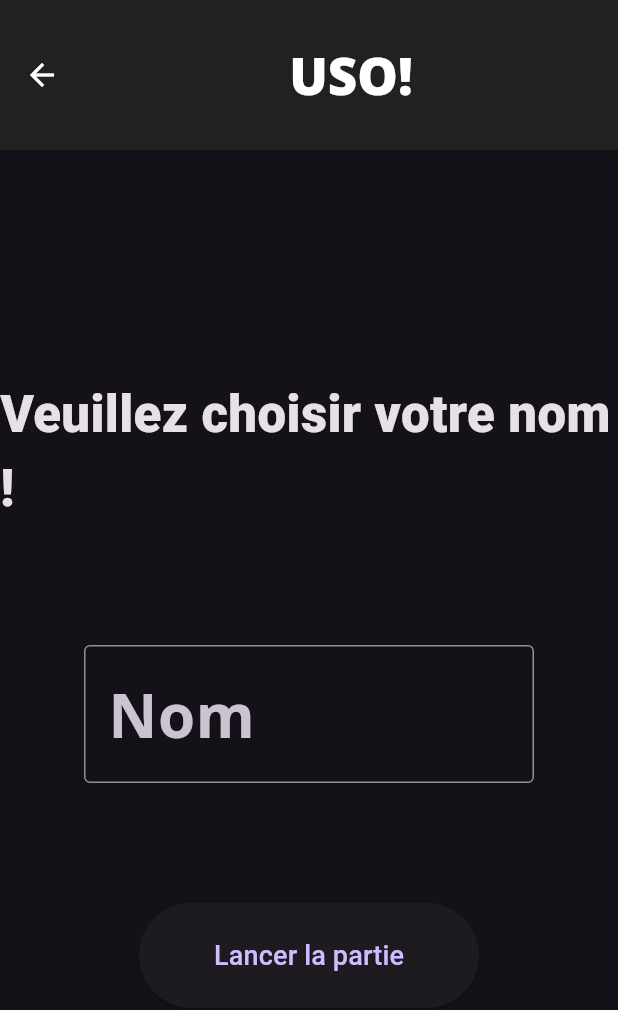
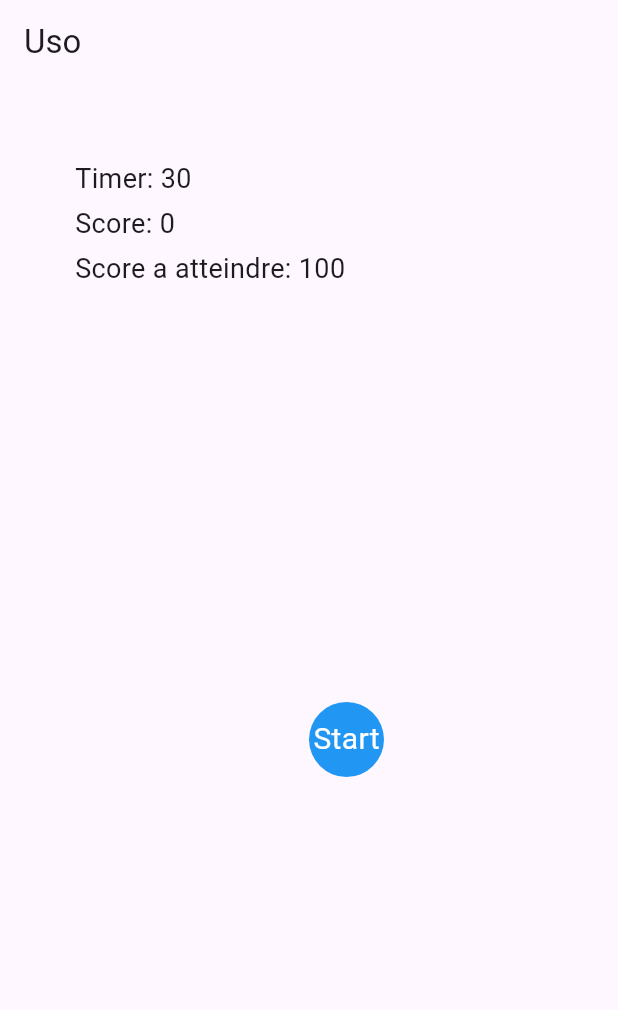
Before and after one commit to RomainMechain/USO, a Flutter app: the Connexion screen opened directly, after a tap on "Lancer la partie", on a phone screen of 412 x 824 dp. Shown: the top 1010 px of the screen. Run offline on Flutter 3.47's test engine with Material 3 defaults, Android fonts, the phone set to English and light mode, and no system bars; our stand-ins replace google_fonts, sqflite; accounts and stored records are empty.

Commit message:
ajout de la page Cercle.dart et liaison avec page connexion.dart et score.dart en front mais pas en BD

```diff
--- /dev/null
+++ b/lib/UI/Pages/Cercle.dart
@@ -0,0 +1,262 @@
+import 'dart:async';
+import 'dart:math';
+
+import 'package:flutter/material.dart';
+import 'score.dart';
+
+
+
+class PageCercle extends StatelessWidget {
+  @override
+  Widget build(BuildContext context) {
+    return MaterialApp(
+      home: Scaffold(
+        appBar: AppBar(
+          title: Text('Uso'),
+        ),
+        body: Center(
+          child: CercleWidget(),
+        ),
+      ),
+    );
+  }
+}
+
+class CercleWidget extends StatefulWidget {
+  @override
+  _CercleWidgetState createState() => _CercleWidgetState();
+}
+
+class _CercleWidgetState extends State<CercleWidget> {
+  final random = Random();
+  Offset _circlePosition = Offset(10, 10);
+  late int randomisation;
+  late Timer _timer;
+  int _start = 30; // Réduit le temps pour tester plus rapidement
+  bool _gameStarted = false;
+  int _score = 0;
+  int _scorefinal = 0;
+  int _scoreAAtteindre = 100;
+
+  @override
+  void initState() {
+    super.initState();
+    randomisation = random.nextInt(100) + 30;
+  }
+
+  void startTimer() {
+    _timer = Timer.periodic(
+      Duration(seconds: 1),
+          (Timer timer) {
+        if (!mounted) {
+          return;
+        }
+        if (_start == 0) {
+          setState(() {
+            timer.cancel();});
+          if (_score >= _scoreAAtteindre) {
+
+            _scorefinal += _score;
+            _WinGameOverDialog();
+            _start = 30;
+            _scoreAAtteindre = (_scoreAAtteindre * 1.2).toInt();
+            _gameStarted = false;
+            _score = 0;
+          } else {
+            setState(() {
+              _scorefinal += _score;
+              timer.cancel();
+              _showGameOverDialog(); // Affiche le dialog "Game Over"
+            });
+          }
+        } else {
+          setState(() {
+            _start--;
+          });
+        }
+      },
+    );
+  }
+
+  @override
+  void dispose() {
+    _timer.cancel();
+    super.dispose();
+  }
+
+  void _moveCircle(TapUpDetails details) {
+    if (_start == 0 && _score < _scoreAAtteindre) {
+      return; // Si le temps est écoulé, ne faites rien
+    }
+
+    if (!_gameStarted) {
+      _gameStarted = true;
+      startTimer(); // Démarre le chronomètre uniquement si le jeu a commencé
+    }
+
+    setState(() {
+      final screenWidth = MediaQuery.of(context).size.width;
+      final screenHeight = MediaQuery.of(context).size.height;
+      final circleRadius = randomisation;
+      final double navigationBarHeight = 50; // Remplacez par la hauteur réelle de votre barre de navigation
+      final double y = random.nextDouble() * (screenHeight - circleRadius * 2.5 - navigationBarHeight);
+      final double x = random.nextDouble() * (screenWidth - circleRadius * 2);
+      _circlePosition = Offset(x, y);
+      randomisation = random.nextInt(100) + 30;
+      _score += (150 - randomisation) ~/ 10; // Augmente le score en fonction de la taille du cercle
+
+
+    });
+  }
+
+  // Affiche un AlertDialog "Game Over" personnalisé
+  void _showGameOverDialog() {
+    showDialog(
+      context: context,
+      barrierDismissible: false,
+      builder: (BuildContext context) {
+        return AlertDialog(
+          title: const Text(
+            'Game over !',
+            textAlign: TextAlign.center,
+            style: TextStyle(fontSize: 24, fontWeight: FontWeight.bold),
+          ),
+          content: Text(
+            'Votre score est de $_scorefinal points.',
+            textAlign: TextAlign.center,
+            style: TextStyle(fontSize: 20),
+          ),
+
+          actions: [
+            TextButton(
+              onPressed: () {
+                // recommence le jeu
+                _start = 30;
+                _scoreAAtteindre = 100;
+                _gameStarted = false;
+                _score = 0;
+                _scorefinal = 0;
+                Navigator.of(context).pop(); // Ferme le dialog
+                setState(() {}); // Force le widget à se reconstruire
+              },
+              child: const Text(
+                'recommence',
+                style: TextStyle(fontSize: 18, fontWeight: FontWeight.bold),
+              ),
+            ),
+            TextButton(
+              onPressed: () {
+                // arrete le jeu et retourne à la page des regles
+                _timer.cancel();
+                Navigator.of(context).pop(); // Ferme le dialog
+                Navigator.push(
+                  context,
+                  MaterialPageRoute(builder: (context) => score()),
+                );
+              },
+              child: const Text(
+                'arretez le jeu',
+                style: TextStyle(fontSize: 18, fontWeight: FontWeight.bold),
+              ),
+            ),
+          ],
+        );
+      },
+    );
+  }
+
+  // Affiche un AlertDialog "Vous avez gagné !" personnalisé
+  void _WinGameOverDialog() {
+    showDialog(
+      context: context,
+      barrierDismissible: false,
+      builder: (BuildContext context) {
+        return AlertDialog(
+          title: const Text(
+            'Vous avez gagné !',
+            textAlign: TextAlign.center,
+            style: TextStyle(fontSize: 24, fontWeight: FontWeight.bold),
+          ),
+          content: Text(
+            'Votre avez atteint le score de $_scorefinal points.',
+            textAlign: TextAlign.center,
+            style: TextStyle(fontSize: 20),
+          ),
+          actions: [
+            TextButton(
+              onPressed: () {
+                Navigator.of(context).pop(); // Ferme le dialog
+              },
+              child: const Text(
+                'Passer au niveau suivant',
+                style: TextStyle(fontSize: 18, fontWeight: FontWeight.bold),
+              ),
+            ),
+          ],
+        );
+      },
+    );
+  }
+
+  @override
+  Widget build(BuildContext context) {
+    final screenWidth = MediaQuery.of(context).size.width;
+    final screenHeight = MediaQuery.of(context).size.height;
+
+    if (!_gameStarted) {
+      _circlePosition = Offset(screenWidth / 2, screenHeight / 2);
+    }
+    return GestureDetector(
+      onTapUp: _moveCircle,
+      child: Stack(
+        children: [
+          Positioned(
+            left: _circlePosition.dx,
+            top: _circlePosition.dy,
+            child: Container(
+              width: randomisation.toDouble(),
+              height: randomisation.toDouble(),
+              decoration: const BoxDecoration(
+                shape: BoxShape.circle,
+                color: Colors.blue,
+              ),
+              alignment: Alignment.center,
+              child: !_gameStarted
+                  ? const Text('Start', style: TextStyle(color: Colors.white, fontSize: 20))
+                  : null,
+            ),
+          ),
+          Positioned(
+            top: 50,
+            left: 50,
+            child: IgnorePointer(
+              child: GestureDetector(
+                onTap: () {
+                  if (_timer.isActive) {
+                    _timer.cancel();
+                  }
+                  startTimer();
+                },
+                child: Text('Timer: $_start', style: TextStyle(fontSize: 18)),
+              ),
+            ),
+          ),
+          Positioned(
+            top: 80,
+            left: 50,
+            child: IgnorePointer(
+              child: Text('Score: $_score', style: TextStyle(fontSize: 18)),
+            ),
+          ),
+          Positioned(
+            top: 110,
+            left: 50,
+            child: IgnorePointer(
+              child: Text('Score a atteindre: $_scoreAAtteindre', style: TextStyle(fontSize: 18)),
+            ),
+          ),
+        ],
+      ),
+    );
+  }
+}
--- a/lib/UI/Pages/connexion.dart
+++ b/lib/UI/Pages/connexion.dart
@@ -1,6 +1,7 @@
 import 'package:flutter/cupertino.dart';
 import 'package:flutter/material.dart';
 import '../Database/database.dart';
+import 'Cercle.dart';
 
 class Connexion extends StatefulWidget {
   @override
@@ -61,6 +62,10 @@ class _ConnexionState extends State<Connexion> {
                   // print toute les entrées de la base de données
                   DatabaseHelper.instance.queryAllRows().then((value) {
                     print(value);
+                    Navigator.push(
+                      context,
+                      MaterialPageRoute(builder: (context) => PageCercle()),
+                    );
                   });
                 },
                 style: ElevatedButton.styleFrom(
```
